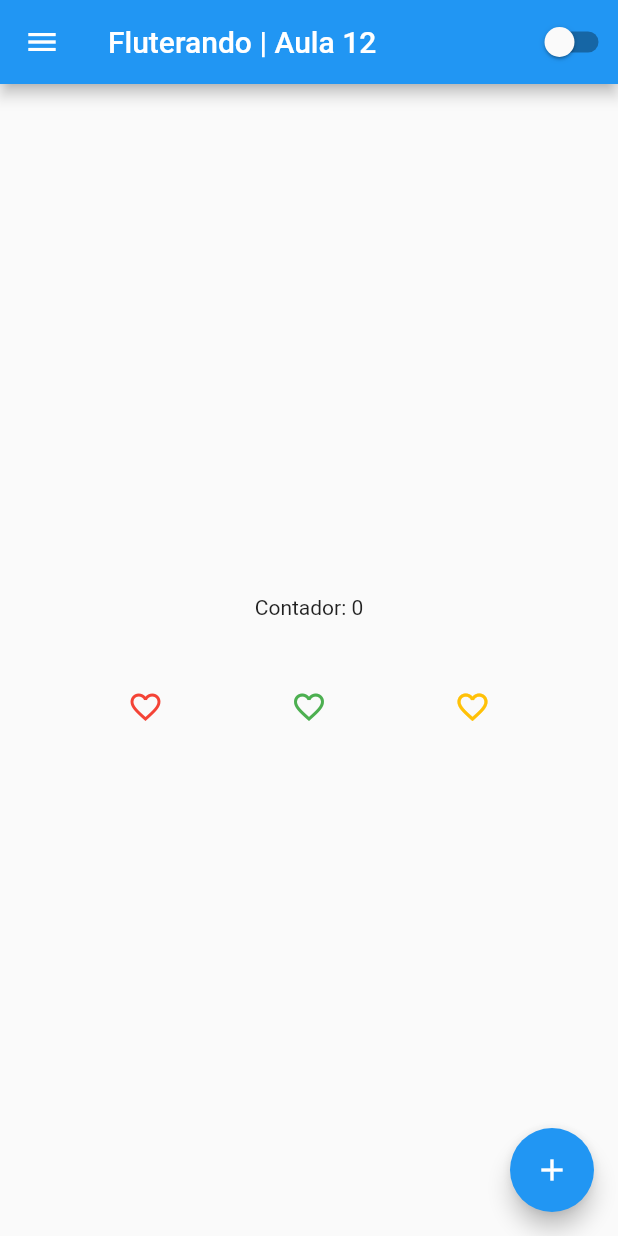
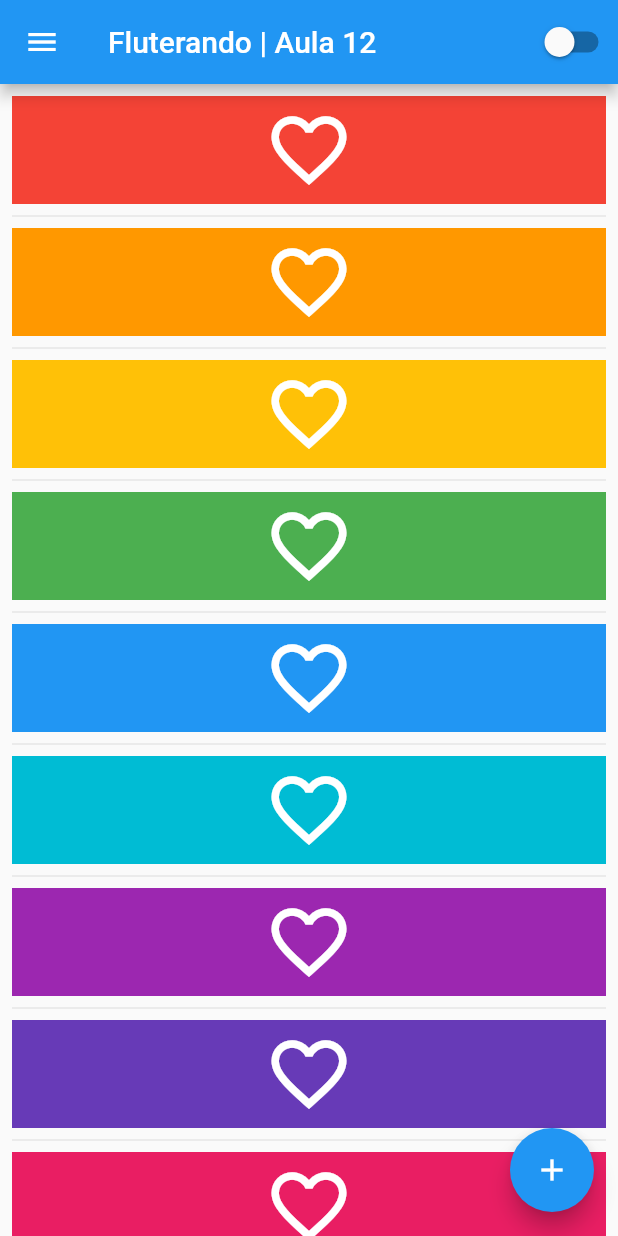
Before and after one commit to tamirfaria/flutterando, a Flutter app: the screen it shows after launch, on a phone screen of 412 x 824 dp. Run offline on Flutter 3.47's test engine with Material 2 defaults, Android fonts, the phone set to English and light mode, and no system bars.

Commit message:
feat: use of MultiRenders components (ListView)

```diff
--- a/lib/home_page.dart
+++ b/lib/home_page.dart
@@ -11,6 +11,20 @@ class HomePage extends StatefulWidget {
 }
 
 class HomePageState extends State<HomePage> {
+  final List<MaterialColor> colors = <MaterialColor>[
+    Colors.red,
+    Colors.orange,
+    Colors.amber,
+    Colors.green,
+    Colors.blue,
+    Colors.cyan,
+    Colors.purple,
+    Colors.deepPurple,
+    Colors.pink,
+    Colors.brown,
+    Colors.blueGrey,
+    Colors.grey,
+  ];
   var counter = 0;
   @override
   Widget build(BuildContext context) {
@@ -24,26 +38,23 @@ class HomePageState extends State<HomePage> {
         ],
       ),
       drawer: const Drawer(),
-      body: SizedBox(
-        height: double.infinity,
-        width: double.infinity,
-        child: Column(
-          mainAxisAlignment: MainAxisAlignment.center,
-          children: [
-            Text('Contador: $counter'),
-            const SizedBox(
-              height: 46.0,
+      body: ListView.separated(
+        padding: const EdgeInsets.all(8.0),
+        itemCount: colors.length,
+        itemBuilder: (BuildContext context, int index) {
+          return Container(
+            height: 72.0,
+            color: colors[index],
+            child: const Center(
+              child: Icon(
+                Icons.favorite_border_outlined,
+                color: Colors.white,
+                size: 60.0,
+              ),
             ),
-            Row(
-              mainAxisAlignment: MainAxisAlignment.spaceEvenly,
-              children: const [
-                Icon(Icons.favorite_border_outlined, color: Colors.red),
-                Icon(Icons.favorite_border_outlined, color: Colors.green),
-                Icon(Icons.favorite_border_outlined, color: Colors.amber),
-              ],
-            ),
-          ],
-        ),
+          );
+        },
+        separatorBuilder: (BuildContext context, int index) => const Divider(),
       ),
       floatingActionButton: FloatingActionButton(
         onPressed: () {
```
